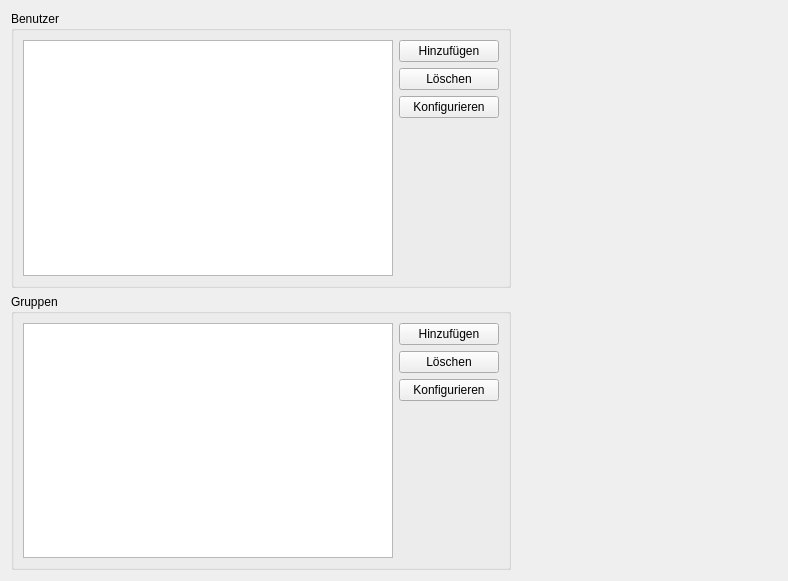
First picture: the form in ui/qmamssettingswidget.ui, repository Christian-Kr/QualificationMatrix, before the edit.
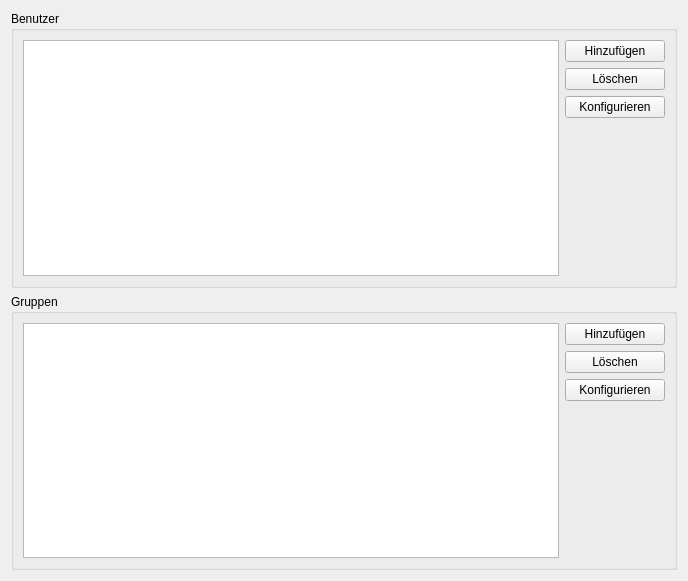
Second picture: the form after the edit.

Commit message: add new user in ams config

```diff
--- a/ui/qmamssettingswidget.ui
+++ b/ui/qmamssettingswidget.ui
@@ -6,7 +6,7 @@
    <rect>
     <x>0</x>
     <y>0</y>
-    <width>788</width>
+    <width>688</width>
     <height>581</height>
    </rect>
   </property>
@@ -15,23 +15,9 @@
   </property>
   <layout class="QGridLayout" name="gridLayout">
    <item row="0" column="0">
-    <layout class="QHBoxLayout" name="horizontalLayout_3">
-     <item>
       <layout class="QVBoxLayout" name="verticalLayout_5">
        <item>
         <widget class="QGroupBox" name="groupBox_2">
-         <property name="minimumSize">
-          <size>
-           <width>500</width>
-           <height>0</height>
-          </size>
-         </property>
-         <property name="maximumSize">
-          <size>
-           <width>600</width>
-           <height>16777215</height>
-          </size>
-         </property>
          <property name="title">
           <string>Benutzer</string>
          </property>
@@ -41,7 +27,7 @@
             <item>
              <layout class="QVBoxLayout" name="verticalLayout_3">
               <item>
-               <widget class="QListView" name="lvUser"/>
+             <widget class="QTableView" name="tvUser"/>
               </item>
              </layout>
             </item>
@@ -108,18 +94,6 @@
        </item>
        <item>
         <widget class="QGroupBox" name="groupBox_3">
-         <property name="minimumSize">
-          <size>
-           <width>500</width>
-           <height>0</height>
-          </size>
-         </property>
-         <property name="maximumSize">
-          <size>
-           <width>600</width>
-           <height>16777215</height>
-          </size>
-         </property>
          <property name="title">
           <string>Gruppen</string>
          </property>
@@ -193,21 +167,6 @@
           </item>
          </layout>
         </widget>
-       </item>
-      </layout>
-     </item>
-     <item>
-      <spacer name="horizontalSpacer_2">
-       <property name="orientation">
-        <enum>Qt::Horizontal</enum>
-       </property>
-       <property name="sizeHint" stdset="0">
-        <size>
-         <width>40</width>
-         <height>20</height>
-        </size>
-       </property>
-      </spacer>
      </item>
     </layout>
    </item>
```
Lines whose indentation alone changed are shown as unchanged. The commit also changes 3 other files.
